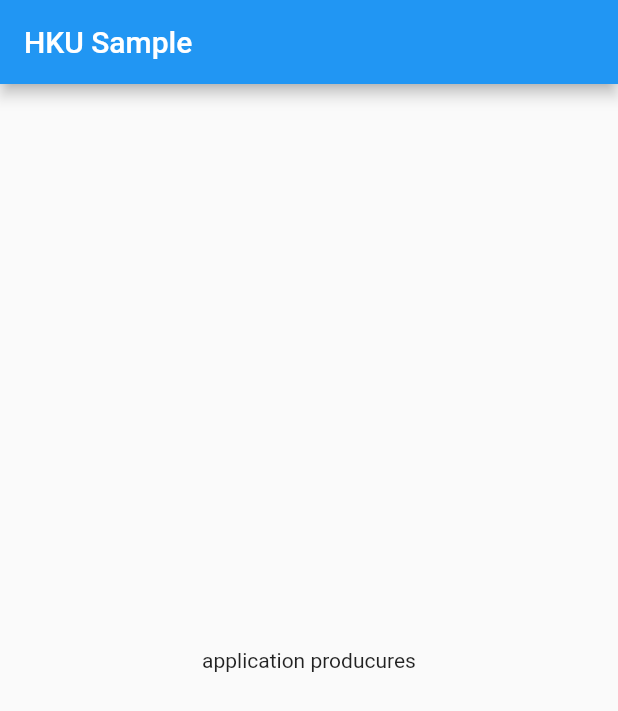
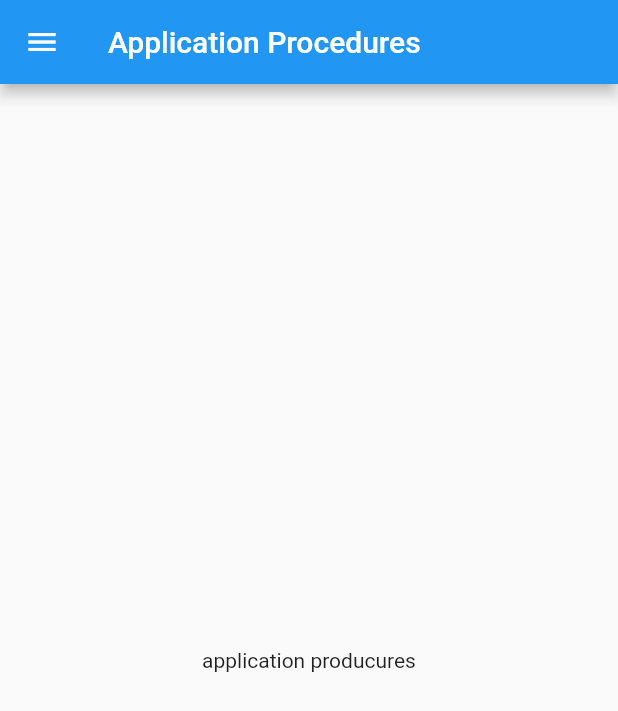
Before and after one commit to BZbyr/MSc-CS-website-app, a Flutter app: the DrawerWidget widget shown alone on an empty page, opened directly, after a tap on "About", after a tap on "Admission", after a tap on "Application Producures", on a phone screen of 412 x 824 dp. Shown: the top 711 px of the screen. Run offline on Flutter 3.47's test engine with Material 2 defaults, Android fonts, the phone set to English and light mode, and no system bars.

Commit message:
fix drawer
complete drawer framework

```diff
--- a/lib/widgets/about/aboutHKU.dart
+++ b/lib/widgets/about/aboutHKU.dart
@@ -1,7 +1,8 @@
 import 'package:flutter/material.dart';
+import 'package:flutter_app_hku/widgets/drawerWidget.dart';
 
 class AboutHKU extends StatelessWidget{
-  final String appTitle = 'HKU Sample about';
+  final String appTitle = 'About HKU';
 
   @override
   Widget build(BuildContext context) {
@@ -26,6 +27,9 @@ class MyHomePage extends StatelessWidget{
         title: new Text(title),
       ),
       body: new Center(child: new Text("about hku")),
+      drawer: new Drawer(
+        child: new DrawerWidget(),
+      ),
     );
   }
 }
--- a/lib/widgets/about/faculty.dart
+++ b/lib/widgets/about/faculty.dart
@@ -1,7 +1,8 @@
 import 'package:flutter/material.dart';
+import 'package:flutter_app_hku/widgets/drawerWidget.dart';
 
 class Faculty extends StatelessWidget{
-  final String appTitle = 'HKU Sample faculty';
+  final String appTitle = 'Faculty';
 
   @override
   Widget build(BuildContext context) {
@@ -26,6 +27,9 @@ class MyHomePage extends StatelessWidget{
         title: new Text(title),
       ),
       body: new Center(child: new Text("faculty")),
+      drawer: new Drawer(
+        child: new DrawerWidget(),
+      ),
     );
   }
 
--- a/lib/widgets/admission/admissionReq.dart
+++ b/lib/widgets/admission/admissionReq.dart
@@ -1,7 +1,8 @@
 import 'package:flutter/material.dart';
+import 'package:flutter_app_hku/widgets/drawerWidget.dart';
 
 class AdmissionReq extends StatelessWidget{
-  final String appTitle = 'HKU Sample';
+  final String appTitle = 'Admission Requirements';
 
   @override
   Widget build(BuildContext context) {
@@ -27,6 +28,9 @@ class MyHomePage extends StatelessWidget{
         title: new Text(title),
       ),
       body: new Center(child: new Text("admission req")),
+      drawer: new Drawer(
+        child: new DrawerWidget(),
+      ),
     );
   }
 }
--- a/lib/widgets/alumni/alumniActivites.dart
+++ b/lib/widgets/admission/applicationProcedures.dart
@@ -1,7 +1,8 @@
 import 'package:flutter/material.dart';
+import 'package:flutter_app_hku/widgets/drawerWidget.dart';
 
-class AlumniActivites extends StatelessWidget{
-  final String appTitle = 'HKU Sample';
+class ApplicationProcedures extends StatelessWidget{
+  final String appTitle = 'Application Procedures';
 
   @override
   Widget build(BuildContext context) {
@@ -26,7 +27,10 @@ class MyHomePage extends StatelessWidget{
       appBar: new AppBar(
         title: new Text(title),
       ),
-      body: new Center(child: new Text("alumni activites")),
+      body: new Center(child: new Text("application producures")),
+      drawer: new Drawer(
+        child: new DrawerWidget(),
+      ),
     );
   }
 }
--- a/lib/widgets/admission/compositionFees.dart
+++ b/lib/widgets/admission/compositionFees.dart
@@ -1,7 +1,8 @@
 import 'package:flutter/material.dart';
+import 'package:flutter_app_hku/widgets/drawerWidget.dart';
 
 class CompositionFees extends StatelessWidget{
-  final String appTitle = 'HKU Sample';
+  final String appTitle = 'Compostion Fees';
 
   @override
   Widget build(BuildContext context) {
@@ -27,6 +28,9 @@ class MyHomePage extends StatelessWidget{
         title: new Text(title),
       ),
       body: new Center(child: new Text("composition fees")),
+      drawer: new Drawer(
+        child: new DrawerWidget(),
+      ),
     );
   }
 }
--- a/lib/widgets/admission/faq.dart
+++ b/lib/widgets/admission/faq.dart
@@ -1,7 +1,8 @@
 import 'package:flutter/material.dart';
+import 'package:flutter_app_hku/widgets/drawerWidget.dart';
 
 class FAQ extends StatelessWidget{
-  final String appTitle = 'HKU Sample';
+  final String appTitle = 'FAQ';
 
   @override
   Widget build(BuildContext context) {
@@ -27,6 +28,9 @@ class MyHomePage extends StatelessWidget{
         title: new Text(title),
       ),
       body: new Center(child: new Text("faq")),
+      drawer: new Drawer(
+        child: new DrawerWidget(),
+      ),
     );
   }
 }
--- a/lib/widgets/admission/infoSession.dart
+++ b/lib/widgets/admission/infoSession.dart
@@ -1,7 +1,8 @@
 import 'package:flutter/material.dart';
+import 'package:flutter_app_hku/widgets/drawerWidget.dart';
 
 class InfoSession extends StatelessWidget{
-  final String appTitle = 'HKU Sample';
+  final String appTitle = 'Infomation Session';
 
   @override
   Widget build(BuildContext context) {
@@ -27,6 +28,9 @@ class MyHomePage extends StatelessWidget{
         title: new Text(title),
       ),
       body: new Center(child: new Text("information session")),
+      drawer: new Drawer(
+        child: new DrawerWidget(),
+      ),
     );
   }
 }
--- a/lib/widgets/admission/works.dart
+++ b/lib/widgets/admission/works.dart
@@ -1,7 +1,8 @@
 import 'package:flutter/material.dart';
+import 'package:flutter_app_hku/widgets/drawerWidget.dart';
 
 class Works extends StatelessWidget{
-  final String appTitle = 'HKU Sample';
+  final String appTitle = 'Words from Students and Graduates';
 
   @override
   Widget build(BuildContext context) {
@@ -27,6 +28,9 @@ class MyHomePage extends StatelessWidget{
         title: new Text(title),
       ),
       body: new Center(child: new Text("work")),
+      drawer: new Drawer(
+        child: new DrawerWidget(),
+      ),
     );
   }
 }
--- a/lib/widgets/admission/applicationProducures.dart
+++ b/lib/widgets/alumni/alumniActivities.dart
@@ -1,7 +1,8 @@
 import 'package:flutter/material.dart';
+import 'package:flutter_app_hku/widgets/drawerWidget.dart';
 
-class ApplicationProducures extends StatelessWidget{
-  final String appTitle = 'HKU Sample';
+class AlumniActivities extends StatelessWidget{
+  final String appTitle = 'Alumni Activities';
 
   @override
   Widget build(BuildContext context) {
@@ -26,7 +27,10 @@ class MyHomePage extends StatelessWidget{
       appBar: new AppBar(
         title: new Text(title),
       ),
-      body: new Center(child: new Text("application producures")),
+      body: new Center(child: new Text("alumni activites")),
+      drawer: new Drawer(
+        child: new DrawerWidget(),
+      ),
     );
   }
 }
--- a/lib/widgets/alumni/alumniAssociation.dart
+++ b/lib/widgets/alumni/alumniAssociation.dart
@@ -1,7 +1,8 @@
 import 'package:flutter/material.dart';
+import 'package:flutter_app_hku/widgets/drawerWidget.dart';
 
-class AlumniAssoiation extends StatelessWidget{
-  final String appTitle = 'HKU Sample';
+class AlumniAssociation extends StatelessWidget{
+  final String appTitle = 'Alumni Association';
 
   @override
   Widget build(BuildContext context) {
@@ -27,6 +28,9 @@ class MyHomePage extends StatelessWidget{
         title: new Text(title),
       ),
       body: new Center(child: new Text("alumni association")),
+      drawer: new Drawer(
+        child: new DrawerWidget(),
+      ),
     );
   }
 }
--- a/lib/widgets/curriculum/courses.dart
+++ b/lib/widgets/curriculum/courses.dart
@@ -1,7 +1,8 @@
 import 'package:flutter/material.dart';
+import 'package:flutter_app_hku/widgets/drawerWidget.dart';
 
 class Courses extends StatelessWidget{
-  final String appTitle = 'HKU Sample';
+  final String appTitle = 'Courses';
 
   @override
   Widget build(BuildContext context) {
@@ -27,6 +28,9 @@ class MyHomePage extends StatelessWidget{
         title: new Text(title),
       ),
       body: new Center(child: new Text("courses")),
+      drawer: new Drawer(
+        child: new DrawerWidget(),
+      ),
     );
   }
 }
--- a/lib/widgets/curriculum/overview.dart
+++ b/lib/widgets/curriculum/overview.dart
@@ -1,7 +1,8 @@
 import 'package:flutter/material.dart';
+import 'package:flutter_app_hku/widgets/drawerWidget.dart';
 
 class Overview extends StatelessWidget{
-  final String appTitle = 'HKU Sample';
+  final String appTitle = 'Programme Overview';
 
   @override
   Widget build(BuildContext context) {
@@ -27,6 +28,9 @@ class MyHomePage extends StatelessWidget{
         title: new Text(title),
       ),
       body: new Center(child: new Text("overview")),
+      drawer: new Drawer(
+        child: new DrawerWidget(),
+      ),
     );
   }
 }
--- a/lib/widgets/curriculum/regulations.dart
+++ b/lib/widgets/curriculum/regulations.dart
@@ -1,7 +1,8 @@
 import 'package:flutter/material.dart';
+import 'package:flutter_app_hku/widgets/drawerWidget.dart';
 
 class Regulation extends StatelessWidget{
-  final String appTitle = 'HKU Sample';
+  final String appTitle = 'Regulations and Syllabus';
 
   @override
   Widget build(BuildContext context) {
@@ -27,6 +28,9 @@ class MyHomePage extends StatelessWidget{
         title: new Text(title),
       ),
       body: new Center(child: new Text("regulation")),
+      drawer: new Drawer(
+        child: new DrawerWidget(),
+      ),
     );
   }
 }
--- a/lib/widgets/curriculum/schedule.dart
+++ b/lib/widgets/curriculum/schedule.dart
@@ -1,7 +1,8 @@
 import 'package:flutter/material.dart';
+import 'package:flutter_app_hku/widgets/drawerWidget.dart';
 
 class Schedule extends StatelessWidget{
-  final String appTitle = 'HKU Sample';
+  final String appTitle = 'Duration of Study & Class Schedule';
 
   @override
   Widget build(BuildContext context) {
@@ -27,6 +28,9 @@ class MyHomePage extends StatelessWidget{
         title: new Text(title),
       ),
       body: new Center(child: new Text("schedule")),
+      drawer: new Drawer(
+        child: new DrawerWidget(),
+      ),
     );
   }
 }
--- a/lib/widgets/drawerWidget.dart
+++ b/lib/widgets/drawerWidget.dart
@@ -3,12 +3,12 @@ import 'about/aboutHKU.dart';
 import 'about/faculty.dart';
 import 'about/messageDirector.dart';
 import 'admission/admissionReq.dart';
-import 'admission/applicationProducures.dart';
+import 'admission/applicationProcedures.dart';
 import 'admission/compositionFees.dart';
 import 'admission/faq.dart';
 import 'admission/infoSession.dart';
 import 'admission/works.dart';
-import 'alumni/alumniActivites.dart';
+import 'alumni/alumniActivities.dart';
 import 'alumni/alumniAssociation.dart';
 import 'newsevents/events.dart';
 import 'newsevents/news.dart';
@@ -31,7 +31,7 @@ class DrawerWidget extends StatelessWidget{
 
     var admissionExpandTile = _createExpansionTile(context, 'Admission', <Widget>[
       _createListTile(context, "Admission Requirements", new AdmissionReq()),
-      _createListTile(context, "Application Producures", new ApplicationProducures()),
+      _createListTile(context, "Application Producures", new ApplicationProcedures()),
       _createListTile(context, "Composition Fees", new CompositionFees()),
       _createListTile(context, "Works for Students and Graduates", new Works()),
       _createListTile(context, "Info Session", new InfoSession()),
@@ -46,8 +46,8 @@ class DrawerWidget extends StatelessWidget{
     ]);
 
     var alumniExpandTile = _createExpansionTile(context, "Graduate & Alumni", <Widget>[
-      _createListTile(context, "Alumni Association", new AlumniAssoiation()),
-      _createListTile(context, "Alumni Activites", new AlumniActivites())
+      _createListTile(context, "Alumni Association", new AlumniAssociation()),
+      _createListTile(context, "Alumni Activites", new AlumniActivities())
     ]);
 
     var newExpandTile = _createExpansionTile(context, "News & Events", <Widget>[
@@ -67,7 +67,7 @@ class DrawerWidget extends StatelessWidget{
               ),
             ),
             decoration: new BoxDecoration(
-              color: const Color.fromRGBO(255, 149, 3, 1.0),
+              color: const Color.fromRGBO(70, 151, 236, 1.0),
             ),
           ),
           aboutExpandTile,
--- a/lib/widgets/newsevents/events.dart
+++ b/lib/widgets/newsevents/events.dart
@@ -1,7 +1,8 @@
 import 'package:flutter/material.dart';
+import 'package:flutter_app_hku/widgets/drawerWidget.dart';
 
 class Events extends StatelessWidget{
-  final String appTitle = 'HKU Sample';
+  final String appTitle = 'Events';
 
   @override
   Widget build(BuildContext context) {
@@ -27,6 +28,9 @@ class MyHomePage extends StatelessWidget{
         title: new Text(title),
       ),
       body: new Center(child: new Text("events")),
+      drawer: new Drawer(
+        child: new DrawerWidget(),
+      ),
     );
   }
 }
--- a/lib/widgets/newsevents/news.dart
+++ b/lib/widgets/newsevents/news.dart
@@ -1,7 +1,8 @@
 import 'package:flutter/material.dart';
+import 'package:flutter_app_hku/widgets/drawerWidget.dart';
 
 class News extends StatelessWidget{
-  final String appTitle = 'HKU Sample';
+  final String appTitle = 'News';
 
   @override
   Widget build(BuildContext context) {
@@ -27,6 +28,9 @@ class MyHomePage extends StatelessWidget{
         title: new Text(title),
       ),
       body: new Center(child: new Text("news")),
+      drawer: new Drawer(
+        child: new DrawerWidget(),
+      ),
     );
   }
 }
```
Also changed, not shown: lib/widgets/about/messageDirector.dart (+7 -1 lines).
